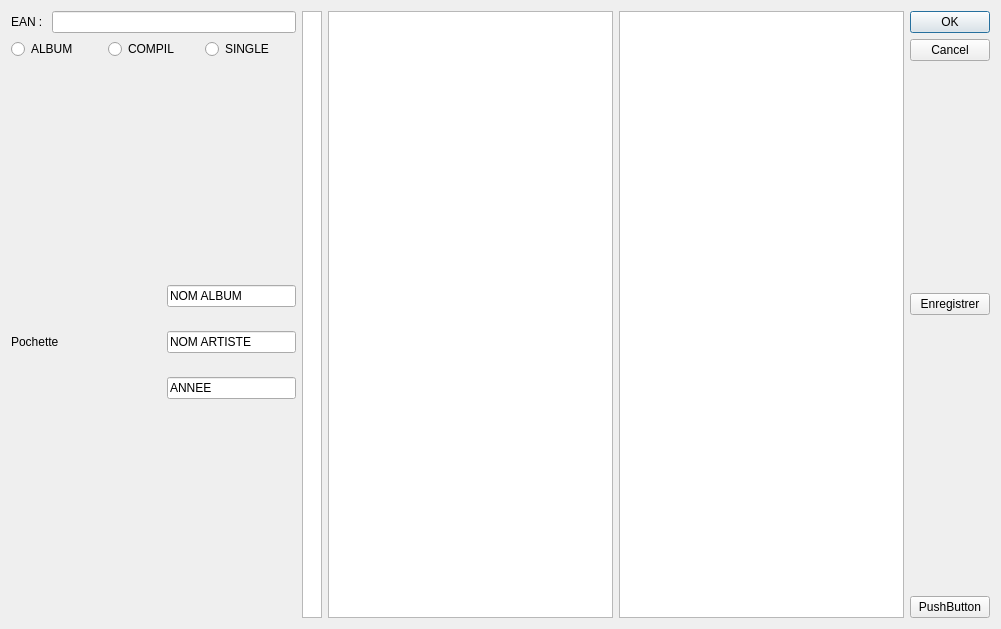
The window that projet-musique/core/dialogajouterphys.ui (toopoormaghell/projet-musique) describes before a commit, drawn with Qt 5.
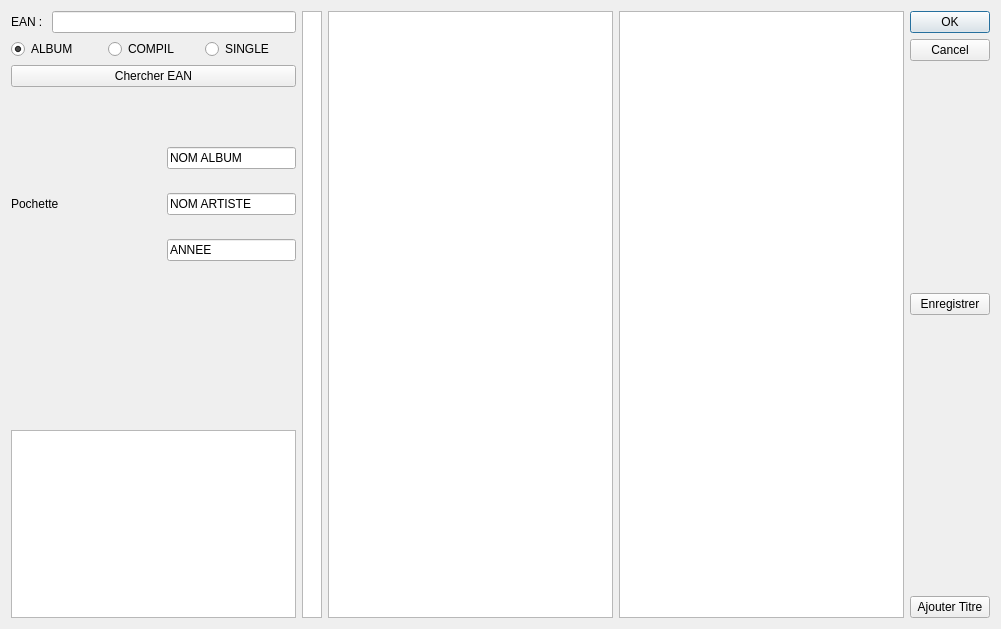
The same window after the commit.

Commit message:
Ajout de la méthode pour ajouter un Album Physique.
Commencement des méthodes de la fenêtre de dialogajouterphys.cpp.

Patch:
```diff
--- a/projet-musique/core/dialogajouterphys.ui
+++ b/projet-musique/core/dialogajouterphys.ui
@@ -37,6 +37,9 @@
          <property name="text">
           <string>ALBUM</string>
          </property>
+         <property name="checked">
+          <bool>true</bool>
+         </property>
         </widget>
        </item>
        <item>
@@ -55,6 +58,13 @@
        </item>
       </layout>
      </item>
+     <item>
+      <widget class="QPushButton" name="ChercherEAN">
+       <property name="text">
+        <string>Chercher EAN</string>
+       </property>
+      </widget>
+     </item>
      <item>
       <spacer name="verticalSpacer">
        <property name="orientation">
@@ -118,11 +128,14 @@
        <property name="sizeHint" stdset="0">
         <size>
          <width>20</width>
-         <height>40</height>
+         <height>150</height>
         </size>
        </property>
       </spacer>
      </item>
+     <item>
+      <widget class="QTextBrowser" name="Interaction"/>
+     </item>
     </layout>
    </item>
    <item>
@@ -182,7 +195,7 @@
      <item>
       <widget class="QPushButton" name="pushButton_2">
        <property name="text">
-        <string>PushButton</string>
+        <string>Ajouter Titre</string>
        </property>
       </widget>
      </item>
```
Left out of the diff: 24 changed lines with no effect on the pictures. The commit also changes 10 other files.
